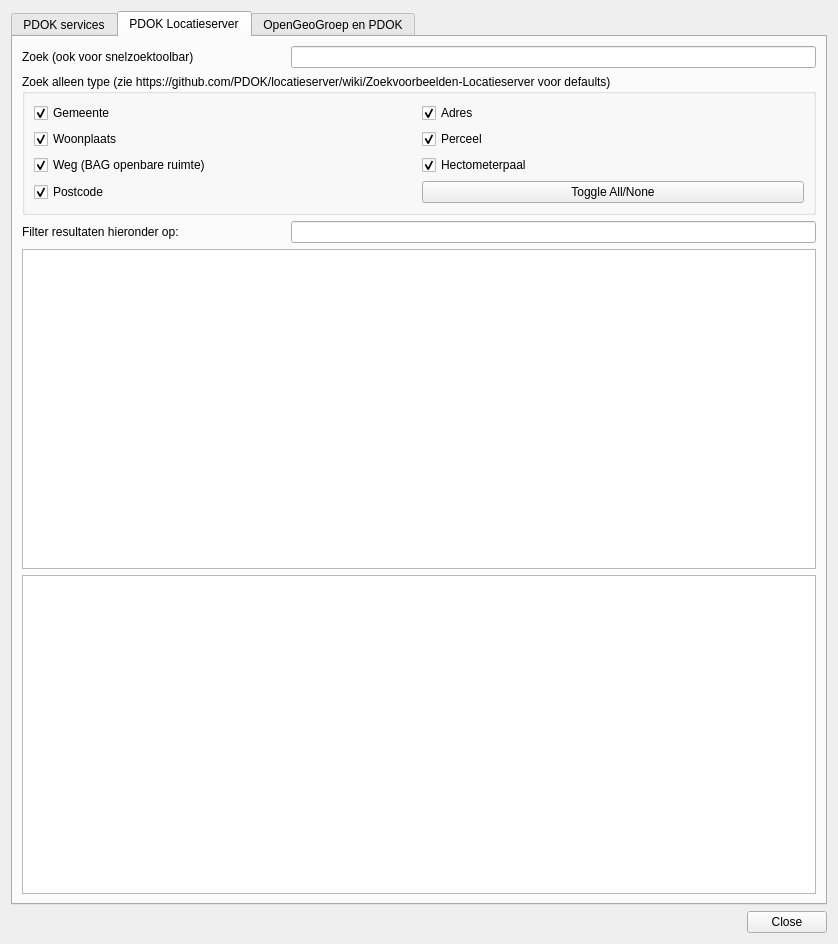
Old version of the form pdokservicesplugin/ui_pdokservicesplugindialog.ui in the repository rduivenvoorde/pdokservicesplugin.
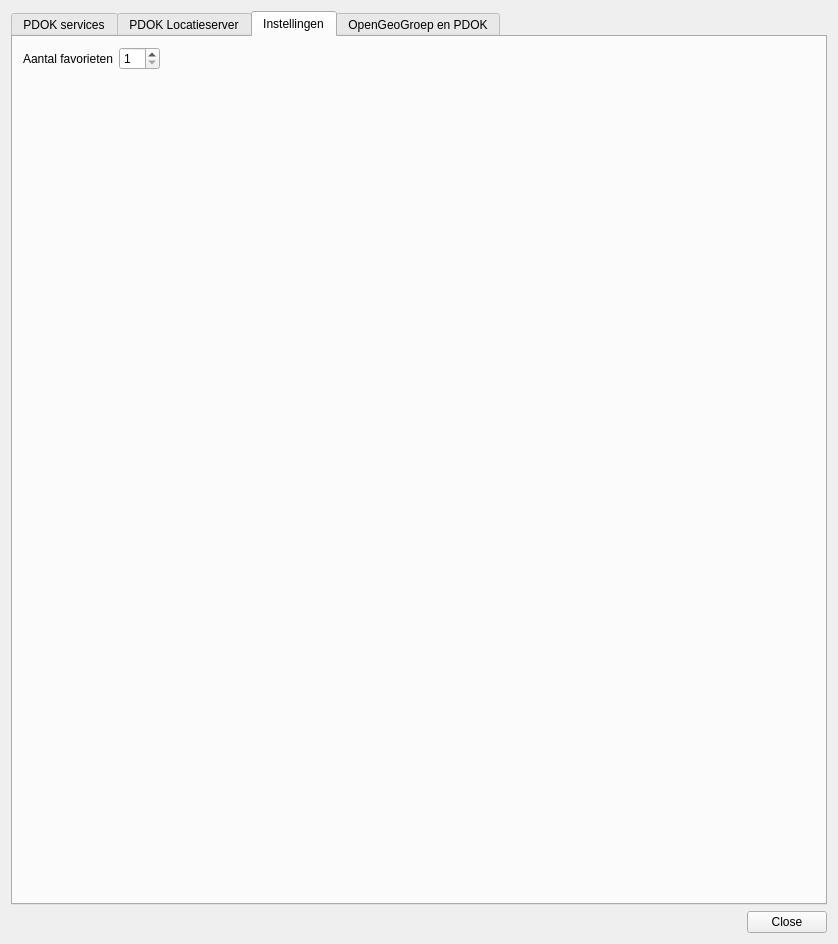
New version of the form. Icons and pictures are not drawn.

Commit message: maak aantal fav. lagen configureerbaar

What changed in the file:
```diff
--- a/pdokservicesplugin/ui_pdokservicesplugindialog.ui
+++ b/pdokservicesplugin/ui_pdokservicesplugindialog.ui
@@ -23,7 +23,7 @@
       </sizepolicy>
      </property>
      <property name="currentIndex">
-      <number>1</number>
+      <number>2</number>
      </property>
      <widget class="QWidget" name="tab_2">
       <attribute name="title">
@@ -271,7 +271,47 @@
        </item>
       </layout>
      </widget>
-     <widget class="QWidget" name="tab">
+     <widget class="QWidget" name="settings_tab">
+      <attribute name="title">
+       <string>Instellingen</string>
+      </attribute>
+      <widget class="QWidget" name="formLayoutWidget">
+       <property name="geometry">
+        <rect>
+         <x>10</x>
+         <y>10</y>
+         <width>791</width>
+         <height>281</height>
+        </rect>
+       </property>
+       <layout class="QFormLayout" name="formLayout">
+        <item row="0" column="1">
+         <widget class="QSpinBox" name="nr_favs_input">
+          <property name="sizePolicy">
+           <sizepolicy hsizetype="Fixed" vsizetype="Fixed">
+            <horstretch>0</horstretch>
+            <verstretch>0</verstretch>
+           </sizepolicy>
+          </property>
+          <property name="minimum">
+           <number>1</number>
+          </property>
+          <property name="maximum">
+           <number>10</number>
+          </property>
+         </widget>
+        </item>
+        <item row="0" column="0">
+         <widget class="QLabel" name="nr_favs_label">
+          <property name="text">
+           <string>Aantal favorieten</string>
+          </property>
+         </widget>
+        </item>
+       </layout>
+      </widget>
+     </widget>
+     <widget class="QWidget" name="about_tan">
       <attribute name="title">
        <string>OpenGeoGroep en PDOK</string>
       </attribute>
```
Left out of the diff: 10 changed lines with no effect on the pictures. The commit also changes 2 other files.
